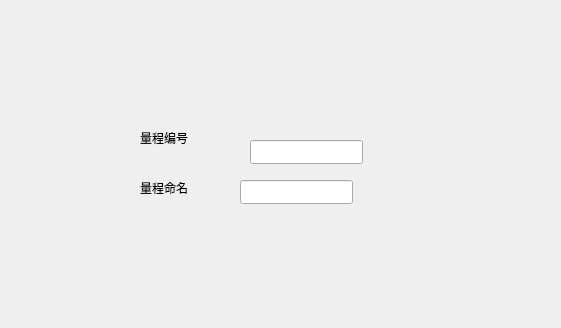
Above: src/config_ui/qt/src/config/ui/variant_edit/measuringset/ve_me_measuringedit.ui from eth-from-zero/qzy-environmental-monitoring before the change; both pictures show x 0 to 561 and y 0 to 328 of the 561 by 500 pixel window. Below: the same form after it.
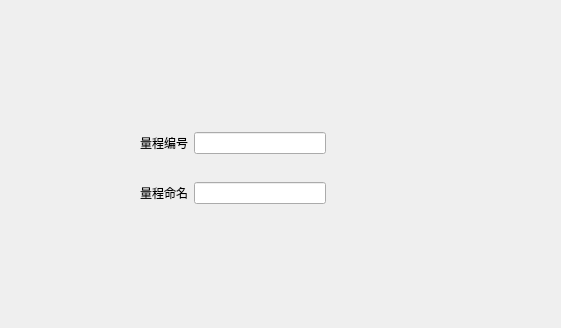
That is the form after the change.

The edit to the form file:
```diff
--- a/src/config_ui/qt/src/config/ui/variant_edit/measuringset/ve_me_measuringedit.ui
+++ b/src/config_ui/qt/src/config/ui/variant_edit/measuringset/ve_me_measuringedit.ui
@@ -13,51 +13,49 @@
   <property name="windowTitle">
    <string>Form</string>
   </property>
-  <widget class="QLineEdit" name="lineEdit">
-   <property name="geometry">
-    <rect>
-     <x>250</x>
-     <y>140</y>
-     <width>113</width>
-     <height>24</height>
-    </rect>
-   </property>
-  </widget>
-  <widget class="QLabel" name="label">
+  <widget class="QWidget" name="">
    <property name="geometry">
     <rect>
      <x>140</x>
      <y>130</y>
-     <width>58</width>
-     <height>16</height>
+     <width>186</width>
+     <height>26</height>
     </rect>
    </property>
-   <property name="text">
-    <string>量程编号</string>
-   </property>
+   <layout class="QHBoxLayout" name="horizontalLayout">
+    <item>
+     <widget class="QLabel" name="label">
+      <property name="text">
+       <string>量程编号</string>
+      </property>
+     </widget>
+    </item>
+    <item>
+     <widget class="QLineEdit" name="lineEdit"/>
+    </item>
+   </layout>
   </widget>
-  <widget class="QLabel" name="label_2">
+  <widget class="QWidget" name="">
    <property name="geometry">
     <rect>
      <x>140</x>
      <y>180</y>
-     <width>58</width>
-     <height>16</height>
+     <width>186</width>
+     <height>26</height>
     </rect>
    </property>
-   <property name="text">
-    <string>量程命名</string>
-   </property>
-  </widget>
-  <widget class="QLineEdit" name="lineEdit_2">
-   <property name="geometry">
-    <rect>
-     <x>240</x>
-     <y>180</y>
-     <width>113</width>
-     <height>24</height>
-    </rect>
-   </property>
+   <layout class="QHBoxLayout" name="horizontalLayout_2">
+    <item>
+     <widget class="QLabel" name="label_2">
+      <property name="text">
+       <string>量程命名</string>
+      </property>
+     </widget>
+    </item>
+    <item>
+     <widget class="QLineEdit" name="lineEdit_2"/>
+    </item>
+   </layout>
   </widget>
  </widget>
  <resources/>
```
